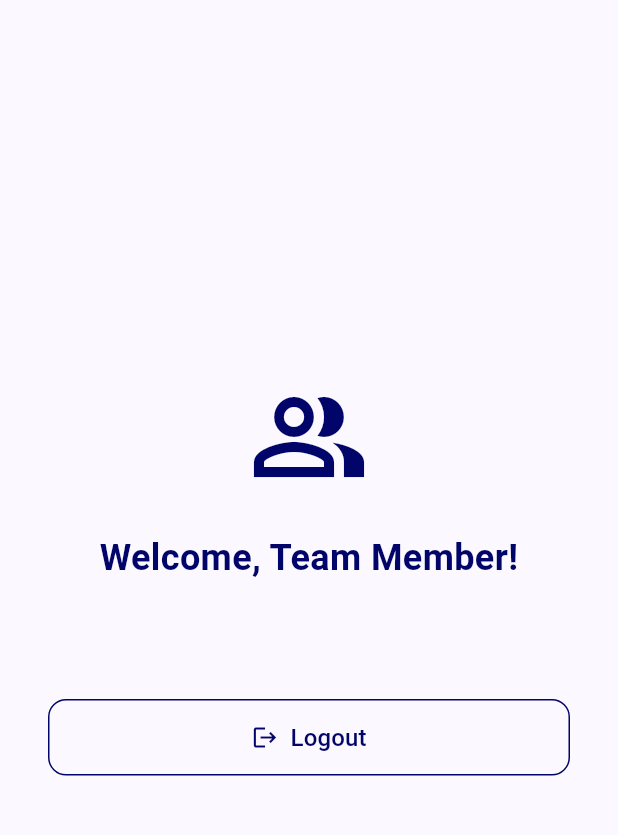
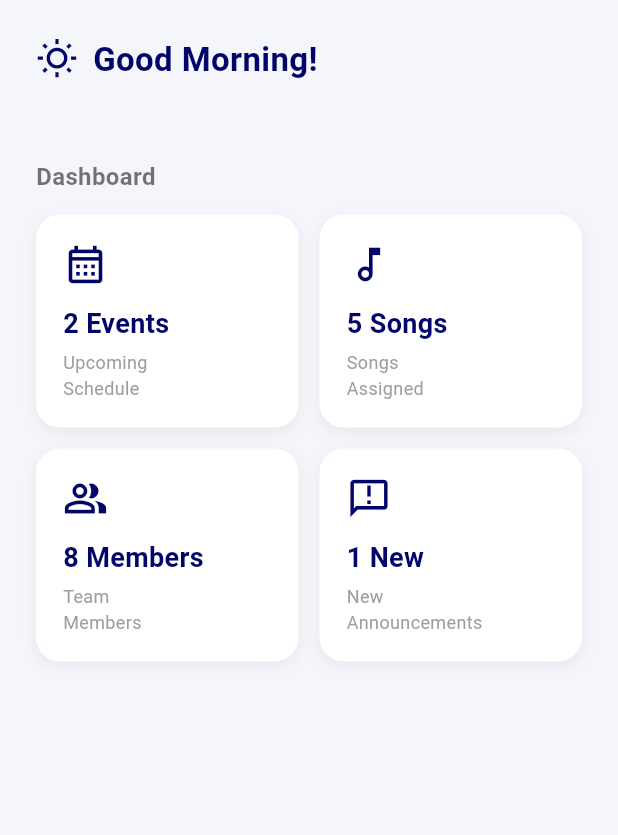
Before and after one commit to khuslendalai/w_teams, a Flutter app: the HomeScreen screen opened directly with empty values, on a phone screen of 412 x 824 dp, the part 84-919 px from its top. Run offline on Flutter 3.47's test engine with Material 3 defaults, Android fonts, the light colour scheme and no system bars.

Commit message:
before weekly homework

```diff
--- a/lib/main.dart
+++ b/lib/main.dart
@@ -14,7 +14,7 @@ class WTeamsApp extends StatelessWidget {
       title: 'w_teams',
       debugShowCheckedModeBanner: false,
       theme: ThemeData(
-        colorScheme: ColorScheme.fromSeed(seedColor: const Color.fromARGB(255, 7, 1, 96)),
+        colorScheme: ColorScheme.fromSeed(seedColor: const Color.fromARGB(255, 1, 4, 104)),
         useMaterial3: true,
       ),
       home: const LoginScreen(),
--- a/lib/screens/home_screen.dart
+++ b/lib/screens/home_screen.dart
@@ -6,72 +6,176 @@ class HomeScreen extends StatelessWidget {
 
   const HomeScreen({super.key, required this.email});
 
-  void _handleLogout(BuildContext context) {
-    Navigator.pushReplacement(
-      context,
-      MaterialPageRoute(builder: (context) => const LoginScreen()),
-    );
+
+  String _getGreeting() {
+    final hour = DateTime.now().hour;
+    if (hour < 12) return 'Good Morning';
+    if (hour < 17) return 'Good Afternoon';
+    return 'Good Evening';
   }
+
+  IconData _getGreetingIcon() {
+    final hour = DateTime.now().hour;
+    if (hour < 12) return Icons.wb_sunny_outlined;
+    if (hour < 17) return Icons.wb_cloudy_outlined;
+    return Icons.nights_stay_outlined;
+  }
+
 
   @override
   Widget build(BuildContext context) {
+    const appColor = Color.fromARGB(255, 1, 4, 104);
+
     return Scaffold(
+      backgroundColor: const Color(0xFFF4F6FB),
       appBar: AppBar(
         title: const Text('w_teams'),
-        backgroundColor: const Color.fromARGB(255, 1, 4, 104),
+        backgroundColor: appColor,
         foregroundColor: Colors.white,
-        automaticallyImplyLeading: false, // hides the back arrow
+        automaticallyImplyLeading: false,
       ),
-      body: Center(
-        child: Padding(
-          padding: const EdgeInsets.all(32.0),
-          child: Column(
-            mainAxisAlignment: MainAxisAlignment.center,
-            crossAxisAlignment: CrossAxisAlignment.stretch,
-            children: [
-              const Icon(
-                Icons.people_alt_outlined,
-                size: 80,
-                color: Color.fromARGB(255, 1, 4, 104),
-              ),
-              const SizedBox(height: 24),
-              const Text(
-                'Welcome, Team Member!',
-                textAlign: TextAlign.center,
-                style: TextStyle(
-                  fontSize: 24,
-                  fontWeight: FontWeight.bold,
-                  color: Color.fromARGB(255, 1, 4, 104),
-                ),
-              ),
-              const SizedBox(height: 8),
-              Text(
-                email,
-                textAlign: TextAlign.center,
-                style: const TextStyle(fontSize: 14, color: Colors.grey),
-              ),
-              const SizedBox(height: 48),
+      body: SingleChildScrollView(
+        padding: const EdgeInsets.all(24.0),
+        child: Column(
+          crossAxisAlignment: CrossAxisAlignment.start,
+          children: [
 
-              //logout btn
-              OutlinedButton.icon(
-                onPressed: () => _handleLogout(context),
-                icon: const Icon(Icons.logout, color: Color.fromARGB(255, 1, 4, 104)),
-                label: const Text(
-                  'Logout',
-                  style: TextStyle(color: Color.fromARGB(255, 1, 4, 104), fontSize: 16),
-                ),
-                style: OutlinedButton.styleFrom(
-                  padding: const EdgeInsets.symmetric(vertical: 14),
-                  side: const BorderSide(color: Color.fromARGB(255, 1, 4, 104)),
-                  shape: RoundedRectangleBorder(
-                    borderRadius: BorderRadius.circular(12),
+            Row(
+              children: [
+                Icon(_getGreetingIcon(), color: appColor, size: 28),
+                const SizedBox(width: 10),
+                Text(
+                  '${_getGreeting()}!',
+                  style: const TextStyle(
+                    fontSize: 22,
+                    fontWeight: FontWeight.bold,
+                    color: appColor,
                   ),
                 ),
+              ],
+            ),
+            const SizedBox(height: 4),
+            Text(
+              email,
+              style: const TextStyle(fontSize: 13, color: Colors.grey),
+            ),
+            const SizedBox(height: 28),
+
+
+
+            const Text(
+              'Dashboard',
+              style: TextStyle(
+                fontSize: 16,
+                fontWeight: FontWeight.w600,
+                color: Colors.black54,
               ),
-            ],
-          ),
+            ),
+            const SizedBox(height: 14),
+
+
+            Row(
+              children: [
+                Expanded(
+                  child: _DashboardCard(
+                    icon: Icons.calendar_month_outlined,
+                    label: 'Upcoming\nSchedule',
+                    value: '2 Events',
+                    color: appColor,
+                  ),
+                ),
+                const SizedBox(width: 14),
+                Expanded(
+                  child: _DashboardCard(
+                    icon: Icons.music_note_outlined,
+                    label: 'Songs\nAssigned',
+                    value: '5 Songs',
+                    color: appColor,
+                  ),
+                ),
+              ],
+            ),
+            const SizedBox(height: 14),
+            Row(
+              children: [
+                Expanded(
+                  child: _DashboardCard(
+                    icon: Icons.people_alt_outlined,
+                    label: 'Team\nMembers',
+                    value: '8 Members',
+                    color: appColor,
+                  ),
+                ),
+                const SizedBox(width: 14),
+                Expanded(
+                  child: _DashboardCard(
+                    icon: Icons.announcement_outlined,
+                    label: 'New\nAnnouncements',
+                    value: '1 New',
+                    color: appColor,
+                  ),
+                ),
+              ],
+            ),
+            const SizedBox(height: 36),
+
+
+          ],
         ),
       ),
     );
   }
 }
+
+// dashboard card wiget
+class _DashboardCard extends StatelessWidget {
+  final IconData icon;
+  final String label;
+  final String value;
+  final Color color;
+
+  const _DashboardCard({
+    required this.icon,
+    required this.label,
+    required this.value,
+    required this.color,
+  });
+
+  @override
+  Widget build(BuildContext context) {
+    return Container(
+      padding: const EdgeInsets.all(18),
+      decoration: BoxDecoration(
+        color: Colors.white,
+        borderRadius: BorderRadius.circular(16),
+        boxShadow: [
+          BoxShadow(
+            color: Colors.black.withOpacity(0.06),
+            blurRadius: 8,
+            offset: const Offset(0, 3),
+          ),
+        ],
+      ),
+      child: Column(
+        crossAxisAlignment: CrossAxisAlignment.start,
+        children: [
+          Icon(icon, color: color, size: 30),
+          const SizedBox(height: 12),
+          Text(
+            value,
+            style: TextStyle(
+              fontSize: 18,
+              fontWeight: FontWeight.bold,
+              color: color,
+            ),
+          ),
+          const SizedBox(height: 4),
+          Text(
+            label,
+            style: const TextStyle(fontSize: 12, color: Colors.grey),
+          ),
+        ],
+      ),
+    );
+  }
+}
```
